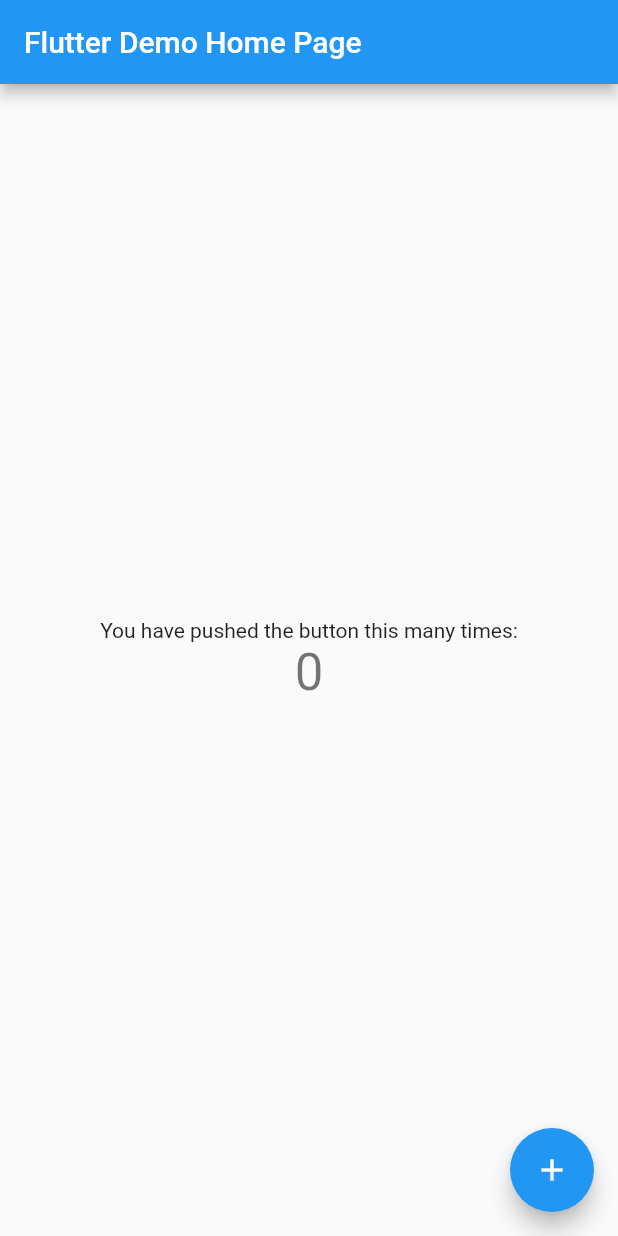
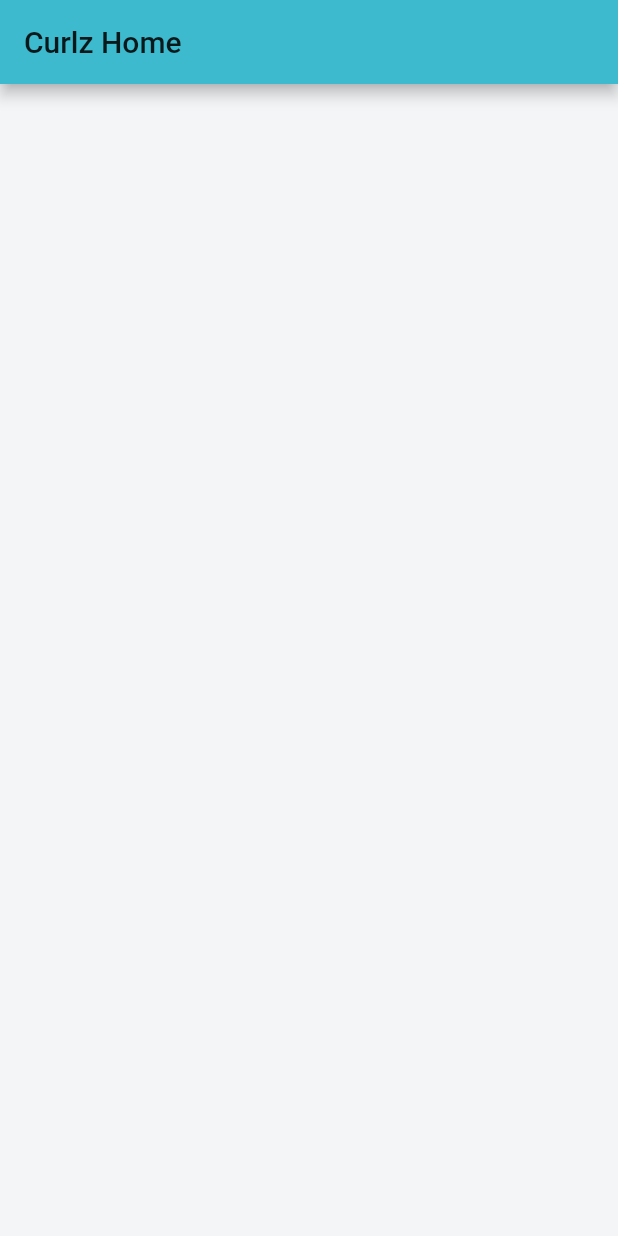
Before and after one commit to khawlittaa/CurlsFlutter, a Flutter app: the screen it shows after launch, on a phone screen of 412 x 824 dp. Run offline on Flutter 3.47's test engine with Material 2 defaults, Android fonts, the phone set to English and light mode, and no system bars.

```diff
--- a/lib/main.dart
+++ b/lib/main.dart
@@ -1,117 +1,6 @@
+import 'package:curls/scr/app.dart';
 import 'package:flutter/material.dart';
 
 void main() {
-  runApp(MyApp());
+  runApp(App());
 }
-
-class MyApp extends StatelessWidget {
-  // This widget is the root of your application.
-  @override
-  Widget build(BuildContext context) {
-    return MaterialApp(
-      title: 'Flutter Demo',
-      theme: ThemeData(
-        // This is the theme of your application.
-        //
-        // Try running your application with "flutter run". You'll see the
-        // application has a blue toolbar. Then, without quitting the app, try
-        // changing the primarySwatch below to Colors.green and then invoke
-        // "hot reload" (press "r" in the console where you ran "flutter run",
-        // or simply save your changes to "hot reload" in a Flutter IDE).
-        // Notice that the counter didn't reset back to zero; the application
-        // is not restarted.
-        primarySwatch: Colors.blue,
-        // This makes the visual density adapt to the platform that you run
-        // the app on. For desktop platforms, the controls will be smaller and
-        // closer together (more dense) than on mobile platforms.
-        visualDensity: VisualDensity.adaptivePlatformDensity,
-      ),
-      home: MyHomePage(title: 'Flutter Demo Home Page'),
-    );
-  }
-}
-
-class MyHomePage extends StatefulWidget {
-  MyHomePage({Key key, this.title}) : super(key: key);
-
-  // This widget is the home page of your application. It is stateful, meaning
-  // that it has a State object (defined below) that contains fields that affect
-  // how it looks.
-
-  // This class is the configuration for the state. It holds the values (in this
-  // case the title) provided by the parent (in this case the App widget) and
-  // used by the build method of the State. Fields in a Widget subclass are
-  // always marked "final".
-
-  final String title;
-
-  @override
-  _MyHomePageState createState() => _MyHomePageState();
-}
-
-class _MyHomePageState extends State<MyHomePage> {
-  int _counter = 0;
-
-  void _incrementCounter() {
-    setState(() {
-      // This call to setState tells the Flutter framework that something has
-      // changed in this State, which causes it to rerun the build method below
-      // so that the display can reflect the updated values. If we changed
-      // _counter without calling setState(), then the build method would not be
-      // called again, and so nothing would appear to happen.
-      _counter++;
-    });
-  }
-
-  @override
-  Widget build(BuildContext context) {
-    // This method is rerun every time setState is called, for instance as done
-    // by the _incrementCounter method above.
-    //
-    // The Flutter framework has been optimized to make rerunning build methods
-    // fast, so that you can just rebuild anything that needs updating rather
-    // than having to individually change instances of widgets.
-    return Scaffold(
-      appBar: AppBar(
-        // Here we take the value from the MyHomePage object that was created by
-        // the App.build method, and use it to set our appbar title.
-        title: Text(widget.title),
-      ),
-      body: Center(
-        // Center is a layout widget. It takes a single child and positions it
-        // in the middle of the parent.
-        child: Column(
-          // Column is also a layout widget. It takes a list of children and
-          // arranges them vertically. By default, it sizes itself to fit its
-          // children horizontally, and tries to be as tall as its parent.
-          //
-          // Invoke "debug painting" (press "p" in the console, choose the
-          // "Toggle Debug Paint" action from the Flutter Inspector in Android
-          // Studio, or the "Toggle Debug Paint" command in Visual Studio Code)
-          // to see the wireframe for each widget.
-          //
-          // Column has various properties to control how it sizes itself and
-          // how it positions its children. Here we use mainAxisAlignment to
-          // center the children vertically; the main axis here is the vertical
-          // axis because Columns are vertical (the cross axis would be
-          // horizontal).
-          mainAxisAlignment: MainAxisAlignment.center,
-          children: <Widget>[
-            Text(
-              'You have pushed the button this many times:',
-            ),
-            Text(
-              '$_counter',
-              style: Theme.of(context).textTheme.headline4,
-            ),
-          ],
-        ),
-      ),
-      floatingActionButton: FloatingActionButton(
-        onPressed: _incrementCounter,
-        tooltip: 'Increment',
-        child: Icon(Icons.add),
-      ), // This trailing comma makes auto-formatting nicer for build methods.
-    );
-  }
-}
--- /dev/null
+++ b/lib/scr/app.dart
@@ -0,0 +1,20 @@
+import 'package:curls/scr/ui/home.dart';
+import 'package:flutter/material.dart';
+
+class App extends StatelessWidget {
+  @override
+  Widget build(BuildContext context) {
+    // TODO: implement build
+    return MaterialApp(
+      debugShowCheckedModeBanner: false,
+      theme: ThemeData(
+        primaryColor: Color(0xFF3EBACE),
+        accentColor: Color(0xFFD8ECF1),
+        scaffoldBackgroundColor: Color(0xFFF3F5F7),
+      ),
+      home: Scaffold(
+        body: Home(),
+      ),
+    );
+  }
+}
--- /dev/null
+++ b/lib/scr/ui/home.dart
@@ -0,0 +1,30 @@
+import 'package:flutter/material.dart';
+
+class Home extends StatefulWidget {
+  @override
+  State<StatefulWidget> createState() {
+    return HomeState();
+  }
+}
+
+class HomeState extends State<Home> {
+  @override
+  void initState() {
+    super.initState();
+  }
+
+  @override
+  void dispose() {
+    super.dispose();
+  }
+
+  @override
+  Widget build(BuildContext context) {
+    // TODO: implement build
+    return Scaffold(
+      appBar: AppBar(
+        title: Text('Curlz Home'),
+      ),
+    );
+  }
+}
```
Also changed, not shown: lib/scr/blocs/home_bloc.dart (added), 1 other file.
